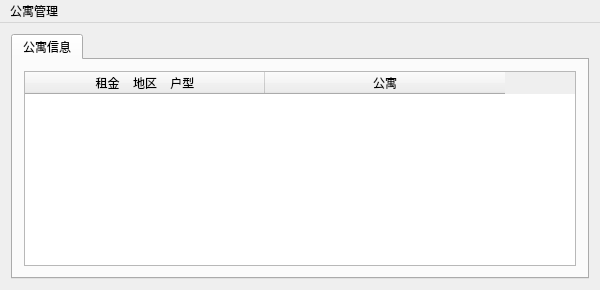
Qt form apartment1.ui (Canstie/ApartmentManage) before a commit.
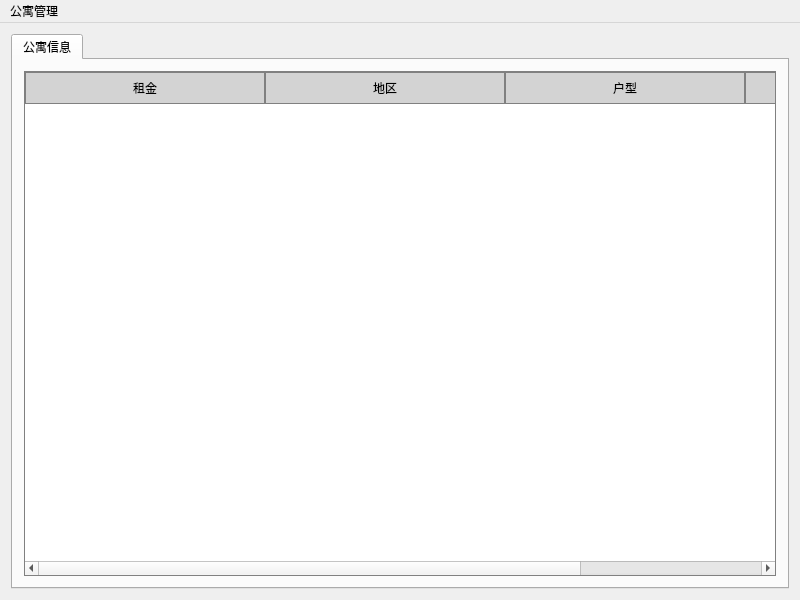
The same form after that commit.

```diff
--- a/apartment1.ui
+++ b/apartment1.ui
@@ -6,15 +6,15 @@
    <rect>
     <x>0</x>
     <y>0</y>
-    <width>600</width>
-    <height>290</height>
+    <width>800</width>
+    <height>600</height>
    </rect>
   </property>
   <property name="windowTitle">
    <string>公寓管理</string>
   </property>
   <widget class="QWidget" name="centralWidget">
-   <layout class="QHBoxLayout" name="horizontalLayout">
+   <layout class="QVBoxLayout" name="verticalLayoutMain">
     <item>
      <widget class="QTabWidget" name="tabWidget">
       <property name="currentIndex">
@@ -39,6 +39,13 @@
           <property name="sortingEnabled">
            <bool>true</bool>
           </property>
+          <property name="styleSheet">
+           <string notr="true">
+             QHeaderView::section {background-color:lightgray; padding: 4px; border: 1px solid gray;}
+             QTableWidget {border: 1px solid gray; font: 12pt;}
+             QTableWidget::item {padding: 5px;}
+           </string>
+          </property>
           <attribute name="horizontalHeaderMinimumSectionSize">
            <number>25</number>
           </attribute>
@@ -47,7 +54,17 @@
           </attribute>
           <column>
            <property name="text">
-            <string>租金    地区    户型</string>
+            <string>租金</string>
+           </property>
+          </column>
+          <column>
+           <property name="text">
+            <string>地区</string>
+           </property>
+          </column>
+          <column>
+           <property name="text">
+            <string>户型</string>
            </property>
           </column>
           <column>
@@ -68,7 +85,7 @@
     <rect>
      <x>0</x>
      <y>0</y>
-     <width>600</width>
+     <width>800</width>
      <height>21</height>
     </rect>
    </property>
```
Left out of the diff: 17 changed lines with no effect on the pictures.
